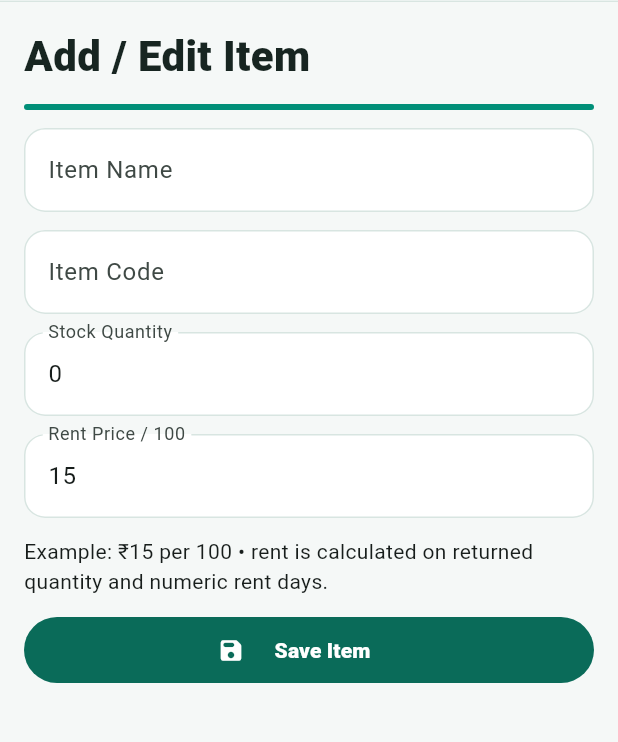
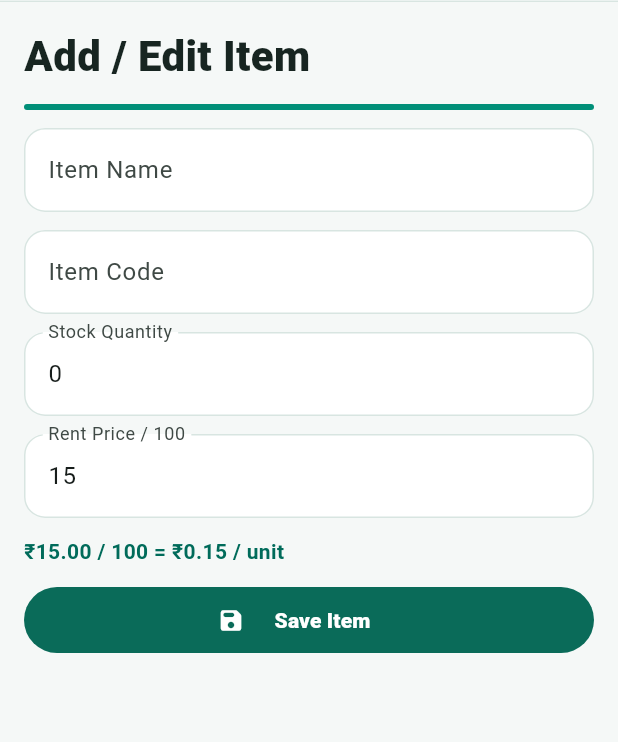
Before and after one commit to shanpalia/RentFlow, a Flutter app: the screen it shows after launch, scrolled down 89 dp, after a tap on "Add Item", on a phone screen of 412 x 824 dp, the part 91-833 px from its top. Run offline on Flutter 3.47's test engine with Material 3 defaults, Android fonts, the phone set to English and light mode, and no system bars; our stand-ins replace flutter_svg, image_picker, printing, shared_preferences.

Commit message:
fix: correct rental rate calculation and returns UI

```diff
--- a/lib/rentflow_emerald.dart
+++ b/lib/rentflow_emerald.dart
@@ -851,14 +851,25 @@ class _ItemFormState extends State<ItemForm> {
               rent,
               keyboard: const TextInputType.numberWithOptions(decimal: true),
             ),
-        const Padding(
-          padding: EdgeInsets.only(bottom: 12),
+            ValueListenableBuilder<TextEditingValue>(
+              valueListenable: rent,
+              builder: (_, value, __) {
+                final rate100 = numDouble(value.text);
+                final unitRate = rate100 / 100;
+                return Padding(
+                  padding: const EdgeInsets.only(bottom: 12),
                   child: Align(
                     alignment: Alignment.centerLeft,
                     child: Text(
-              'Example: ₹15 per 100 • rent is calculated on returned quantity and numeric rent days.',
-            ),
-          ),
+                      '${money(rate100)} / 100 = ${money(unitRate)} / unit',
+                      style: const TextStyle(
+                        color: emeraldDark,
+                        fontWeight: FontWeight.w700,
+                      ),
+                    ),
+                  ),
+                );
+              },
             ),
             SaveButton('Save Item', save),
           ],
@@ -1268,9 +1279,8 @@ class _ReturnState extends State<ReturnPage> {
   Widget build(BuildContext context) {
     final customers = db.records('customers');
     final issues = db.records('issues');
-    final items = issue == null
-        ? <Map<String, dynamic>>[]
-        : maps(issue!['items']);
+    final items =
+        issue == null ? <Map<String, dynamic>>[] : maps(issue!['items']);
     return Frame(
       'Return / Receive',
       Column(
@@ -1381,7 +1391,8 @@ class ReturnItemCard extends StatelessWidget {
     final max = numInt(item['qty']);
     final r = numDouble(item['rentPrice'] ?? 15);
     final days = rentDays(issueDate, today());
-    final amount = r * selectedQty * days / 100;
+    final unitRate = r / 100;
+    final amount = unitRate * selectedQty * days;
     return Card(
       elevation: 0,
       color: selectedQty > 0 ? emeraldSoft : Colors.white,
@@ -1402,9 +1413,11 @@ class ReturnItemCard extends StatelessWidget {
                     '${item['name']}',
                     style: const TextStyle(fontWeight: FontWeight.w900),
                   ),
-                  Text('Issued Qty $max • Rent ${money(r)}/100'),
                   Text(
-                    'Rent Days $days • Amount ${money(amount)}',
+                    'Issued Qty $max • Rent ${money(r)} / 100 = ${money(unitRate)} / unit',
+                  ),
+                  Text(
+                    'Rent Days $days • ${money(r)} / 100 = ${money(unitRate)} / unit • Amount ${money(amount)}',
                     style: const TextStyle(
                       color: emeraldDark,
                       fontWeight: FontWeight.w800,
```
Lines whose indentation alone changed are shown as unchanged.
